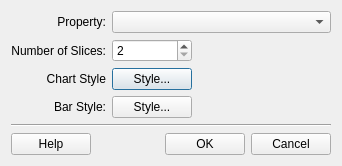
claudiobogossian/terralib5, file src/terralib/qt/widgets/charts/ui/histogramCreatorDialog.ui: the form before one commit.
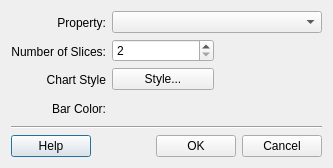
The form after the commit.

Commit message: refs #365 #197 Several improvements including the functions to edit a histogram's bar color, a basic style class, adjustments to the .ui, among others.

```diff
--- a/src/terralib/qt/widgets/charts/ui/histogramCreatorDialog.ui
+++ b/src/terralib/qt/widgets/charts/ui/histogramCreatorDialog.ui
@@ -6,8 +6,8 @@
    <rect>
     <x>0</x>
     <y>0</y>
-    <width>335</width>
-    <height>170</height>
+    <width>333</width>
+    <height>168</height>
    </rect>
   </property>
   <property name="sizePolicy">
@@ -19,158 +19,7 @@
   <property name="windowTitle">
    <string>Histogram</string>
   </property>
-  <layout class="QGridLayout" name="gridLayout_5">
-   <property name="sizeConstraint">
-    <enum>QLayout::SetFixedSize</enum>
-   </property>
-   <item row="0" column="0">
     <layout class="QGridLayout" name="gridLayout_4">
-     <item row="0" column="0">
-      <layout class="QGridLayout" name="gridLayout_3">
-       <item row="0" column="0">
-        <layout class="QGridLayout" name="gridLayout">
-         <item row="0" column="0">
-          <widget class="QLabel" name="propertyLabel">
-           <property name="maximumSize">
-            <size>
-             <width>100</width>
-             <height>16777215</height>
-            </size>
-           </property>
-           <property name="text">
-            <string>Property:</string>
-           </property>
-           <property name="alignment">
-            <set>Qt::AlignRight|Qt::AlignTrailing|Qt::AlignVCenter</set>
-           </property>
-          </widget>
-         </item>
-         <item row="1" column="0">
-          <widget class="QLabel" name="slicesLabel">
-           <property name="maximumSize">
-            <size>
-             <width>100</width>
-             <height>16777215</height>
-            </size>
-           </property>
-           <property name="text">
-            <string>Number of Slices:</string>
-           </property>
-           <property name="alignment">
-            <set>Qt::AlignRight|Qt::AlignTrailing|Qt::AlignVCenter</set>
-           </property>
-          </widget>
-         </item>
-         <item row="2" column="0">
-          <widget class="QLabel" name="styleLabel">
-           <property name="maximumSize">
-            <size>
-             <width>100</width>
-             <height>16777215</height>
-            </size>
-           </property>
-           <property name="text">
-            <string>Chart Style</string>
-           </property>
-           <property name="alignment">
-            <set>Qt::AlignRight|Qt::AlignTrailing|Qt::AlignVCenter</set>
-           </property>
-          </widget>
-         </item>
-         <item row="3" column="0">
-          <widget class="QLabel" name="barStyleLabel">
-           <property name="maximumSize">
-            <size>
-             <width>100</width>
-             <height>16777215</height>
-            </size>
-           </property>
-           <property name="text">
-            <string>Bar Style:</string>
-           </property>
-           <property name="alignment">
-            <set>Qt::AlignRight|Qt::AlignTrailing|Qt::AlignVCenter</set>
-           </property>
-          </widget>
-         </item>
-        </layout>
-       </item>
-       <item row="0" column="1">
-        <layout class="QGridLayout" name="gridLayout_2">
-         <item row="0" column="0" colspan="2">
-          <widget class="QComboBox" name="m_propertyComboBox">
-           <property name="sizePolicy">
-            <sizepolicy hsizetype="Preferred" vsizetype="Fixed">
-             <horstretch>0</horstretch>
-             <verstretch>0</verstretch>
-            </sizepolicy>
-           </property>
-          </widget>
-         </item>
-         <item row="1" column="0">
-          <widget class="QSpinBox" name="m_slicesSpinBox">
-           <property name="minimum">
-            <number>2</number>
-           </property>
-          </widget>
-         </item>
-         <item row="1" column="1">
-          <spacer name="horizontalSpacer_2">
-           <property name="orientation">
-            <enum>Qt::Horizontal</enum>
-           </property>
-           <property name="sizeHint" stdset="0">
-            <size>
-             <width>40</width>
-             <height>20</height>
-            </size>
-           </property>
-          </spacer>
-         </item>
-         <item row="2" column="0">
-          <widget class="QPushButton" name="m_stylePushButton">
-           <property name="text">
-            <string>Style...</string>
-           </property>
-          </widget>
-         </item>
-         <item row="2" column="1">
-          <spacer name="horizontalSpacer_3">
-           <property name="orientation">
-            <enum>Qt::Horizontal</enum>
-           </property>
-           <property name="sizeHint" stdset="0">
-            <size>
-             <width>40</width>
-             <height>20</height>
-            </size>
-           </property>
-          </spacer>
-         </item>
-         <item row="3" column="0">
-          <widget class="QPushButton" name="m_barStylePushButton">
-           <property name="text">
-            <string>Style...</string>
-           </property>
-          </widget>
-         </item>
-         <item row="3" column="1">
-          <spacer name="horizontalSpacer_4">
-           <property name="orientation">
-            <enum>Qt::Horizontal</enum>
-           </property>
-           <property name="sizeHint" stdset="0">
-            <size>
-             <width>40</width>
-             <height>20</height>
-            </size>
-           </property>
-          </spacer>
-         </item>
-        </layout>
-       </item>
-      </layout>
-     </item>
      <item row="1" column="0">
       <layout class="QVBoxLayout" name="verticalLayout_2">
        <item>
@@ -226,6 +75,153 @@
        </item>
       </layout>
      </item>
+   <item row="0" column="0">
+    <layout class="QGridLayout" name="gridLayout_3">
+     <item row="0" column="1">
+      <layout class="QGridLayout" name="gridLayout">
+       <item row="0" column="0" colspan="2">
+        <widget class="QComboBox" name="m_propertyComboBox">
+         <property name="sizePolicy">
+          <sizepolicy hsizetype="Expanding" vsizetype="Fixed">
+           <horstretch>0</horstretch>
+           <verstretch>0</verstretch>
+          </sizepolicy>
+         </property>
+        </widget>
+       </item>
+       <item row="3" column="1">
+        <spacer name="horizontalSpacer_5">
+         <property name="orientation">
+          <enum>Qt::Horizontal</enum>
+         </property>
+         <property name="sizeHint" stdset="0">
+          <size>
+           <width>40</width>
+           <height>20</height>
+          </size>
+         </property>
+        </spacer>
+       </item>
+       <item row="2" column="1">
+        <spacer name="horizontalSpacer_3">
+         <property name="orientation">
+          <enum>Qt::Horizontal</enum>
+         </property>
+         <property name="sizeHint" stdset="0">
+          <size>
+           <width>40</width>
+           <height>20</height>
+          </size>
+         </property>
+        </spacer>
+       </item>
+       <item row="2" column="0">
+        <widget class="QPushButton" name="m_stylePushButton">
+         <property name="text">
+          <string>Style...</string>
+         </property>
+        </widget>
+       </item>
+       <item row="1" column="0">
+        <widget class="QSpinBox" name="m_slicesSpinBox">
+         <property name="minimum">
+          <number>2</number>
+         </property>
+        </widget>
+       </item>
+       <item row="1" column="1">
+        <spacer name="horizontalSpacer_2">
+         <property name="orientation">
+          <enum>Qt::Horizontal</enum>
+         </property>
+         <property name="sizeHint" stdset="0">
+          <size>
+           <width>40</width>
+           <height>20</height>
+          </size>
+         </property>
+        </spacer>
+       </item>
+       <item row="3" column="0">
+        <widget class="QFrame" name="m_colorPickerFrame">
+         <property name="sizePolicy">
+          <sizepolicy hsizetype="Expanding" vsizetype="Preferred">
+           <horstretch>0</horstretch>
+           <verstretch>0</verstretch>
+          </sizepolicy>
+         </property>
+        </widget>
+       </item>
+      </layout>
+     </item>
+     <item row="0" column="0">
+      <layout class="QGridLayout" name="gridLayout_2">
+       <item row="0" column="0">
+        <widget class="QLabel" name="propertyLabel">
+         <property name="maximumSize">
+          <size>
+           <width>100</width>
+           <height>16777215</height>
+          </size>
+         </property>
+         <property name="text">
+          <string>Property:</string>
+         </property>
+         <property name="alignment">
+          <set>Qt::AlignRight|Qt::AlignTrailing|Qt::AlignVCenter</set>
+         </property>
+        </widget>
+       </item>
+       <item row="1" column="0">
+        <widget class="QLabel" name="slicesLabel">
+         <property name="maximumSize">
+          <size>
+           <width>100</width>
+           <height>16777215</height>
+          </size>
+         </property>
+         <property name="text">
+          <string>Number of Slices:</string>
+         </property>
+         <property name="alignment">
+          <set>Qt::AlignRight|Qt::AlignTrailing|Qt::AlignVCenter</set>
+         </property>
+        </widget>
+       </item>
+       <item row="2" column="0">
+        <widget class="QLabel" name="styleLabel">
+         <property name="maximumSize">
+          <size>
+           <width>100</width>
+           <height>16777215</height>
+          </size>
+         </property>
+         <property name="text">
+          <string>Chart Style</string>
+         </property>
+         <property name="alignment">
+          <set>Qt::AlignRight|Qt::AlignTrailing|Qt::AlignVCenter</set>
+         </property>
+        </widget>
+       </item>
+       <item row="3" column="0">
+        <widget class="QLabel" name="strokeStyleLabel">
+         <property name="maximumSize">
+          <size>
+           <width>100</width>
+           <height>16777215</height>
+          </size>
+         </property>
+         <property name="text">
+          <string>Bar Color:</string>
+         </property>
+         <property name="alignment">
+          <set>Qt::AlignRight|Qt::AlignTrailing|Qt::AlignVCenter</set>
+         </property>
+        </widget>
+       </item>
+      </layout>
+     </item>
     </layout>
    </item>
   </layout>
```
Left out of the diff: 19 changed lines with no effect on the pictures. Lines whose indentation alone changed are shown as unchanged. The commit also changes 15 other files.
